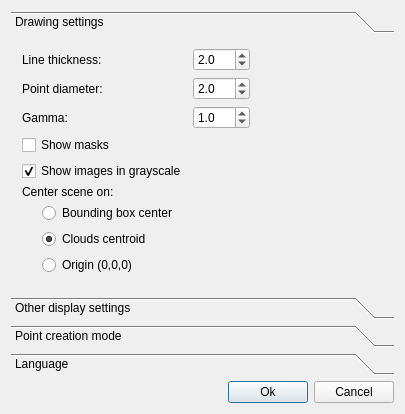
Above: src/saisieQT/ui/Settings.ui from micmacIGN/micmac before the change. Below: the same form after it.
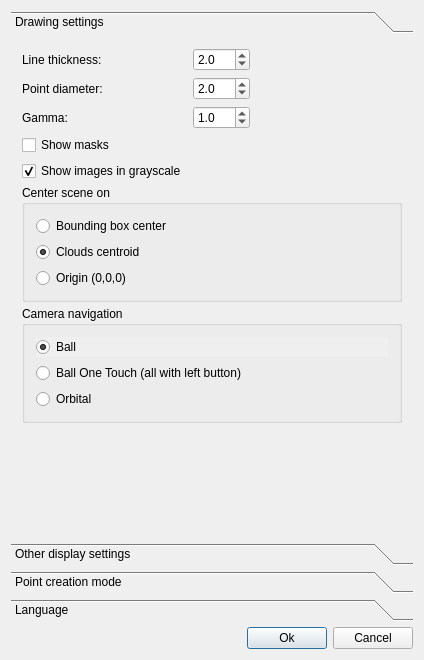
That is the form after the change. The open tabs and pages were chosen to show the change. Icons and pictures are not drawn.

Patch:
```diff
--- a/src/saisieQT/ui/Settings.ui
+++ b/src/saisieQT/ui/Settings.ui
@@ -9,8 +9,8 @@
    <rect>
     <x>0</x>
     <y>0</y>
-    <width>405</width>
-    <height>414</height>
+    <width>424</width>
+    <height>660</height>
    </rect>
   </property>
   <property name="sizePolicy">
@@ -49,8 +49,8 @@
        <rect>
         <x>0</x>
         <y>0</y>
-        <width>373</width>
-        <height>262</height>
+        <width>406</width>
+        <height>495</height>
        </rect>
       </property>
       <attribute name="label">
@@ -176,20 +176,11 @@
         </layout>
        </item>
        <item>
-        <widget class="QLabel" name="label_center">
-         <property name="text">
-          <string>Center scene on:</string>
+        <widget class="QGroupBox" name="label_center">
+         <property name="title">
+          <string>Center scene on</string>
          </property>
-        </widget>
-       </item>
-       <item>
-        <layout class="QVBoxLayout" name="verticalLayout_2">
-         <property name="leftMargin">
-          <number>20</number>
-         </property>
-         <property name="rightMargin">
-          <number>0</number>
-         </property>
+         <layout class="QVBoxLayout" name="verticalLayout_8">
          <item>
           <widget class="QRadioButton" name="radioButton_bbox_center">
            <property name="text">
@@ -215,6 +206,43 @@
           </widget>
          </item>
         </layout>
+        </widget>
+       </item>
+       <item>
+        <widget class="QGroupBox" name="groupBox_nav">
+         <property name="title">
+          <string>Camera navigation</string>
+         </property>
+         <layout class="QVBoxLayout" name="verticalLayout_2">
+          <item>
+           <widget class="QRadioButton" name="radioButtonBall">
+            <property name="autoFillBackground">
+             <bool>true</bool>
+            </property>
+            <property name="text">
+             <string>Ball</string>
+            </property>
+            <property name="checked">
+             <bool>true</bool>
+            </property>
+           </widget>
+          </item>
+          <item>
+           <widget class="QRadioButton" name="radioButtonBallOneTouch">
+            <property name="text">
+             <string>Ball One Touch (all with left button)</string>
+            </property>
+           </widget>
+          </item>
+          <item>
+           <widget class="QRadioButton" name="radionButtonOrbital">
+            <property name="text">
+             <string>Orbital</string>
+            </property>
+           </widget>
+          </item>
+         </layout>
+        </widget>
        </item>
        <item>
         <spacer name="verticalSpacer_3">
```
Left out of the diff: 14 changed lines with no effect on the pictures. Lines whose indentation alone changed are shown as unchanged.
